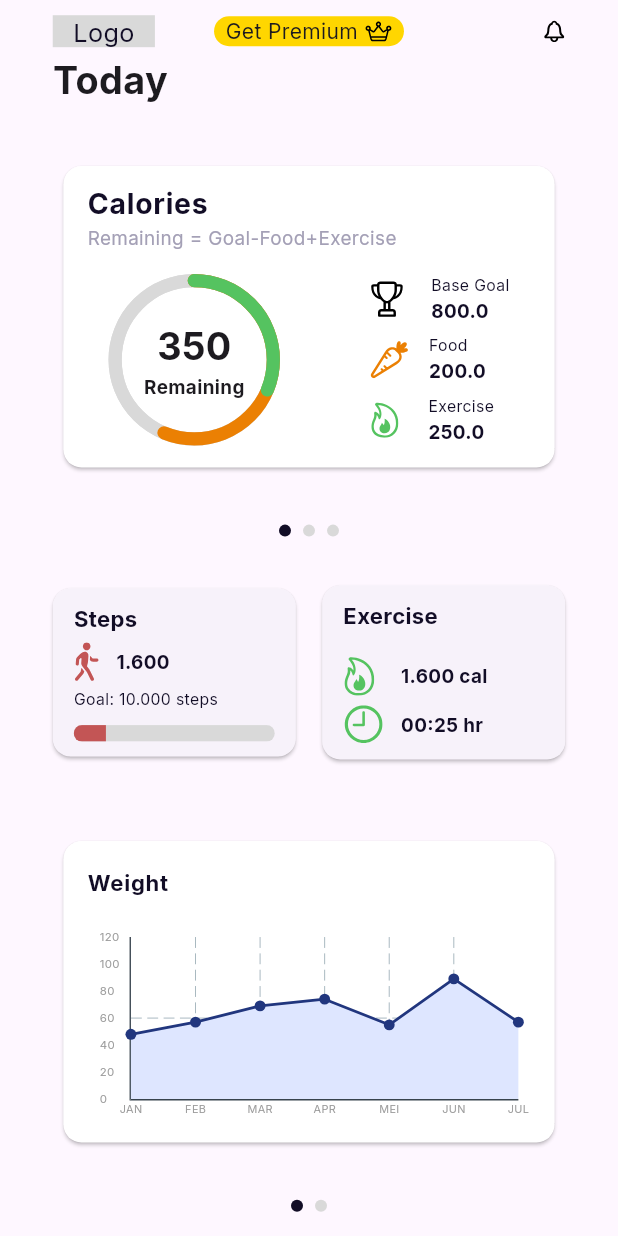
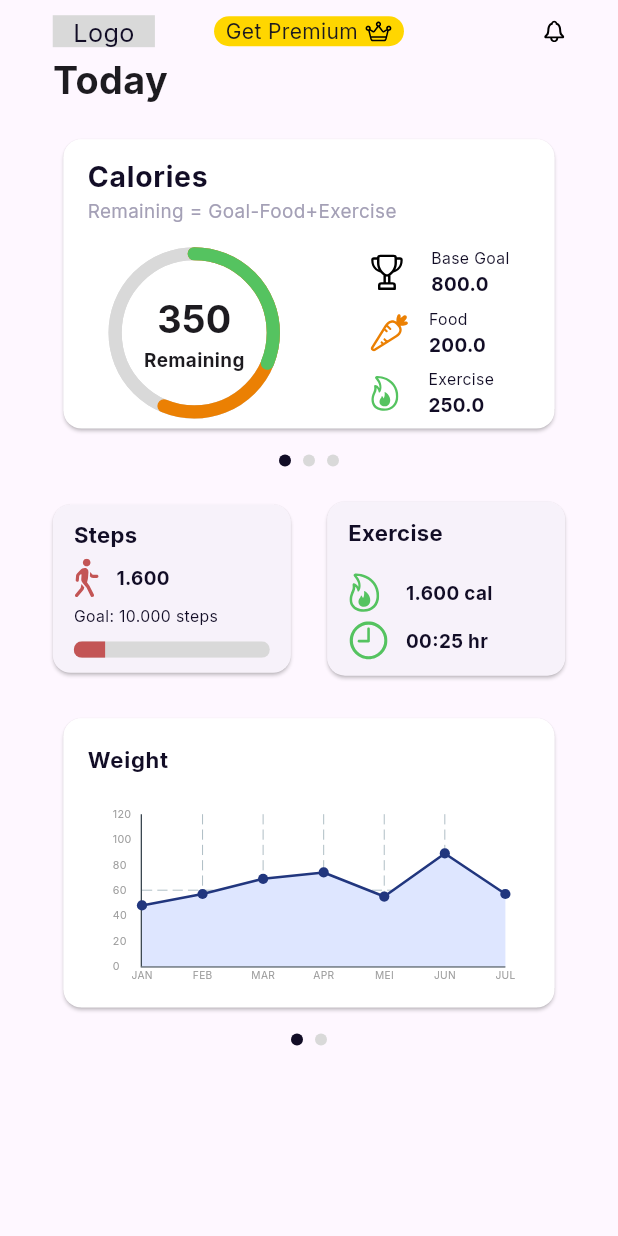
Before and after one commit to AndMkh7/caloriesgram, a Flutter app: the screen it shows after launch, on a phone screen of 412 x 824 dp. Run offline on Flutter 3.47's test engine with Material 3 defaults, Android fonts, the phone set to English and light mode, and no system bars; drawn by our look-alikes of fl_chart, percent_indicator; our stand-ins replace firebase_auth, firebase_core, flutter_otp_text_field, flutter_svg, google_fonts, google_sign_in; missing offline and left inert: email_otp; accounts and stored records are empty.

Commit message:
Fix - CG-5 fixed bugs abut paddings in HomeScreen

```diff
--- a/lib/screens/home/home.dart
+++ b/lib/screens/home/home.dart
@@ -17,11 +17,11 @@ class HomeScreen extends StatefulWidget {
   @override
   HomeScreenState createState() => HomeScreenState();
 }
-
 class HomeScreenState extends State<HomeScreen> {
   final PageController _pageController = PageController();
   int _currentPage1 = 0;
   int _currentPage2 = 0;
+
   @override
   Widget build(BuildContext context) {
     return Scaffold(
@@ -30,7 +30,8 @@ class HomeScreenState extends State<HomeScreen> {
             top: MediaQuery.of(context).padding.top +
                 ResponsiveSizer.verticalScale(10),
             left: ResponsiveSizer.horizontalScale(32),
-            right: ResponsiveSizer.horizontalScale(32)),
+          right: ResponsiveSizer.horizontalScale(32),
+        ),
         child: Column(
           children: [
             const Header(),
@@ -46,7 +47,8 @@ class HomeScreenState extends State<HomeScreen> {
                     fontWeight: FontWeight.w700),
               ),
             ),
-            Expanded(
+            SizedBox(
+              height: ResponsiveSizer.verticalScale(198),
               child: PageView(
                 controller: _pageController,
                 onPageChanged: (int page) {
@@ -61,8 +63,10 @@ class HomeScreenState extends State<HomeScreen> {
                 ],
               ),
             ),
-            SizedBox(height: ResponsiveSizer.verticalScale(16)),
-            Row(
+            SizedBox(height: ResponsiveSizer.verticalScale(5)),
+            SizedBox(
+              height: ResponsiveSizer.verticalScale(24),
+              child: Row(
                 mainAxisAlignment: MainAxisAlignment.center,
                 children: [
                   Indicator(_currentPage1 == 0),
@@ -70,17 +74,19 @@ class HomeScreenState extends State<HomeScreen> {
                   Indicator(_currentPage1 == 2),
                 ],
               ),
-            SizedBox(height: ResponsiveSizer.verticalScale(32)),
+            ),
+            SizedBox(height: ResponsiveSizer.verticalScale(15)),
             Row(
               mainAxisAlignment: MainAxisAlignment.spaceBetween,
               children: [
                 const Expanded(child: StepsCard()),
-                SizedBox(width: ResponsiveSizer.horizontalScale(16)),
+                SizedBox(width: ResponsiveSizer.horizontalScale(22)),
                 const Expanded(child: ExerciseCard()),
               ],
             ),
-            SizedBox(height: ResponsiveSizer.verticalScale(32)),
-            Expanded(
+            SizedBox(height: ResponsiveSizer.verticalScale(24)),
+            SizedBox(
+              height: ResponsiveSizer.verticalScale(198),
               child: PageView(
                 controller: _pageController,
                 onPageChanged: (int page) {
@@ -94,15 +100,17 @@ class HomeScreenState extends State<HomeScreen> {
                 ],
               ),
             ),
-            SizedBox(height: ResponsiveSizer.verticalScale(16)),
-            Row(
+            SizedBox(height: ResponsiveSizer.verticalScale(5)),
+            SizedBox(
+              height: ResponsiveSizer.verticalScale(24),
+              child: Row(
                 mainAxisAlignment: MainAxisAlignment.center,
                 children: [
                   Indicator(_currentPage2 == 0),
                   Indicator(_currentPage2 == 1),
                 ],
               ),
-            SizedBox(height: ResponsiveSizer.verticalScale(16)),
+            ),
           ],
         ),
       ),
```
Lines whose indentation alone changed are shown as unchanged.
